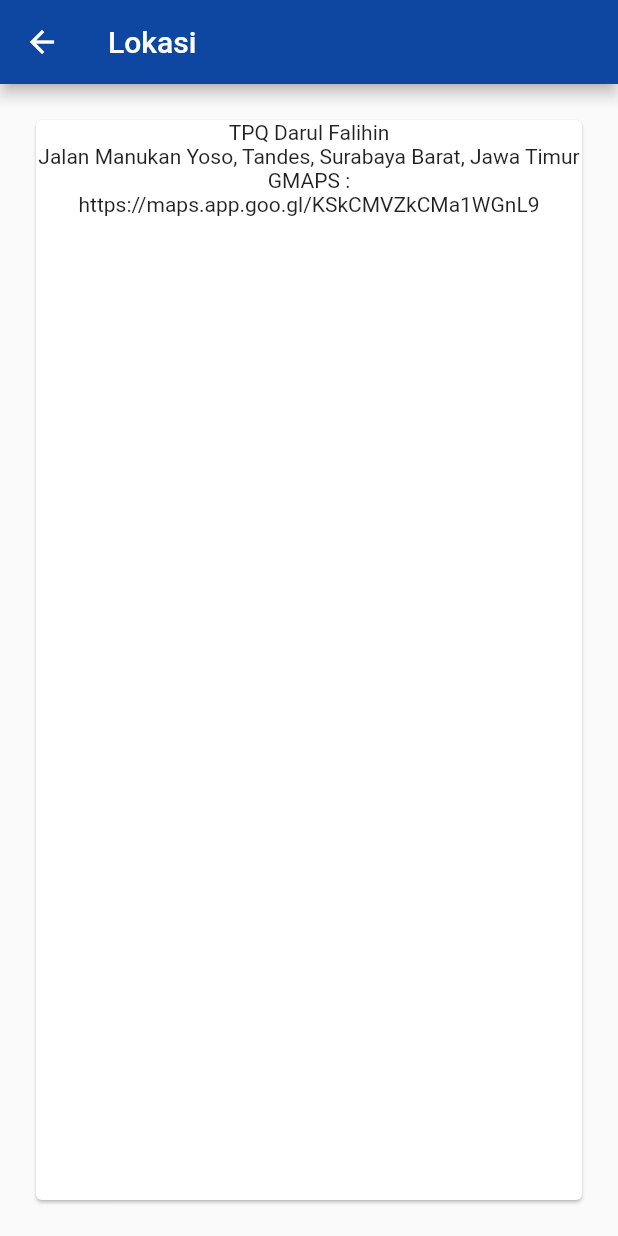
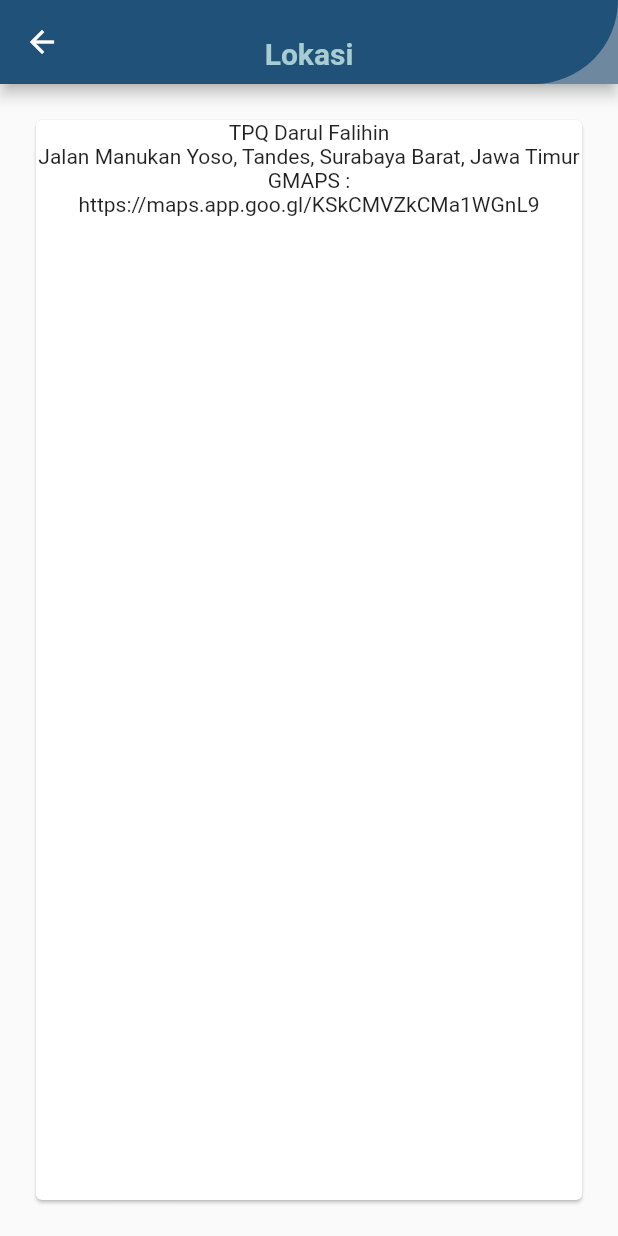
Before and after one commit to AchmadSyahh226/MyTPQ_Mobile, a Flutter app: the MyLocation screen opened directly, on a phone screen of 412 x 824 dp. Run offline on Flutter 3.47's test engine with Material 2 defaults, Android fonts, the phone set to English and light mode, and no system bars; our stand-ins replace pdf.

Commit message:
Ubah UI AppBar lokasi.dart

```diff
--- a/lib/lokasi.dart
+++ b/lib/lokasi.dart
@@ -12,8 +12,30 @@ class _MyLocationState extends State<MyLocation> {
   Widget build(BuildContext context) {
     return Scaffold(
         appBar: AppBar(
-          title: const Text("Lokasi"),
-          backgroundColor: Colors.blue[900],
+          backgroundColor: const Color.fromARGB(255, 110, 137, 159),
+          flexibleSpace: Container(
+            decoration: const BoxDecoration(
+                color: Color.fromARGB(255, 32, 81, 121),
+                borderRadius: BorderRadius.only(
+                  bottomRight: Radius.circular(327.0),
+                )),
+            height: 150,
+            width: double.infinity,
+            child: Column(
+              mainAxisAlignment: MainAxisAlignment.center,
+              children: const [
+                Text(""),
+                Text(
+                  'Lokasi',
+                  style: TextStyle(
+                    fontSize: 20.0,
+                    fontWeight: FontWeight.bold,
+                    color: Color.fromARGB(255, 167, 205, 209),
+                  ),
+                ),
+              ],
+            ),
+          ),
         ),
         body: Container(
           padding: const EdgeInsets.all(20),
```
